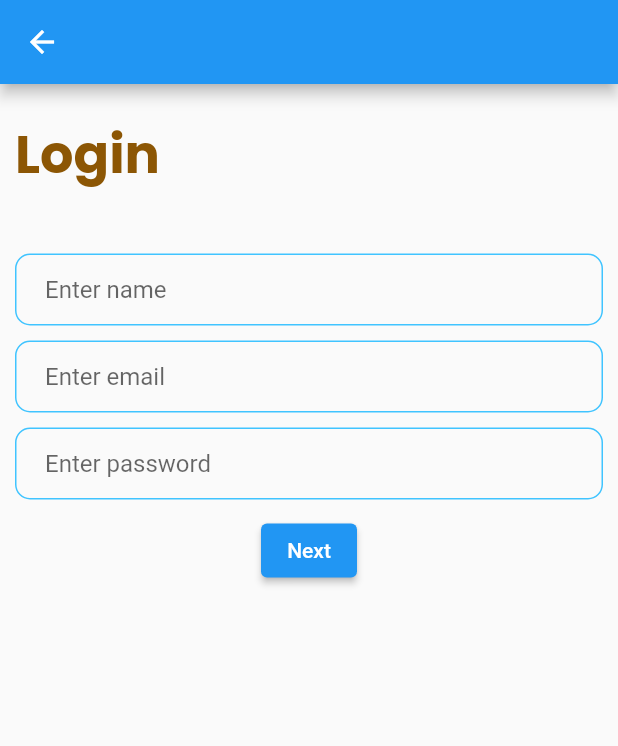
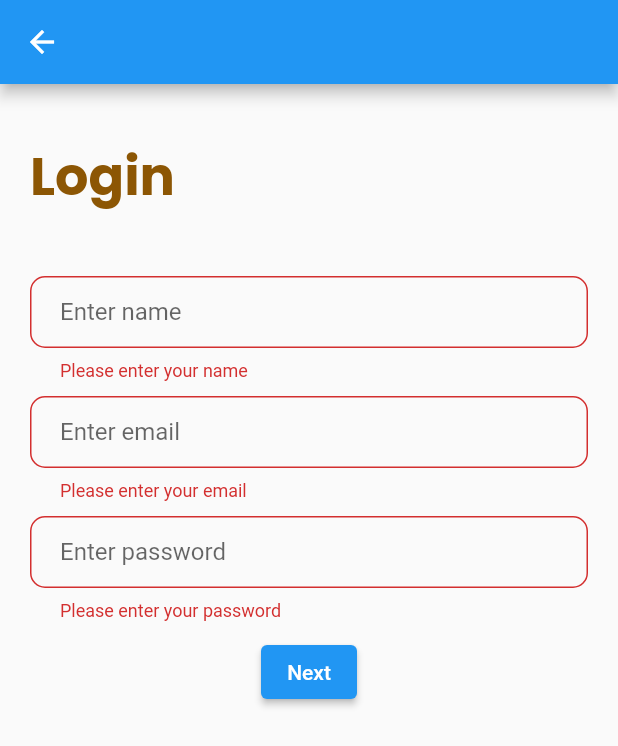
Before and after one commit to usmanino/zi_app, a Flutter app: the DashboardScreen screen opened directly, after a tap on "Next", on a phone screen of 412 x 824 dp. Shown: the top 746 px of the screen. Run offline on Flutter 3.47's test engine with Material 2 defaults, Android fonts, the phone set to English and light mode, and no system bars; our stand-ins replace google_fonts.

Commit message:
new changes

```diff
--- a/lib/features/dashboard/view/dashboard.dart
+++ b/lib/features/dashboard/view/dashboard.dart
@@ -6,8 +6,13 @@ import 'package:flutter/src/widgets/framework.dart';
 import 'package:flutter/src/widgets/placeholder.dart';
 import 'package:google_fonts/google_fonts.dart';
 import 'package:zi_app/colors/app_colors.dart';
+import 'package:zi_app/core/navigator.dart';
+import 'package:zi_app/features/dashboard/view/view_details.dart';
 import 'package:zi_app/reusables/custom_input.dart';
 import 'package:zi_app/reusables/loading.dart';
+import 'package:zi_app/reusables/loading_overlay_view.dart';
+import 'package:zi_app/utils/Spacing.dart';
+import 'package:zi_app/utils/message.dart';
 
 class DashboardScreen extends StatefulWidget {
   const DashboardScreen({super.key});
@@ -17,20 +22,59 @@ class DashboardScreen extends StatefulWidget {
 }
 
 class _DashboardScreenState extends State<DashboardScreen> {
+  final GlobalKey<FormState> _formKey = GlobalKey<FormState>();
+
+  final TextEditingController nameController = TextEditingController();
+  final TextEditingController emailController = TextEditingController();
+  final TextEditingController passwordController = TextEditingController();
+  bool _isLoading = false;
+  check() async {
+    setState(() {
+      _isLoading = true;
+    });
+    final name = nameController.text.trim();
+    final password = passwordController.text.trim();
+
+    if (name == 'Chibuzo' && password == '123456') {
+      await Future.delayed(const Duration(seconds: 5), () {
+        setState(() {
+          _isLoading = false;
+        });
+      });
+      Messenger.success(context, 'login successful');
+      AppNavigator.to(
+        context,
+        ViewDetails(
+          name: nameController.text.trim(),
+          email: emailController.text.trim(),
+          password: passwordController.text.trim(),
+        ),
+      );
+    } else {
+      await Future.delayed(const Duration(seconds: 5), () {
+        setState(() {
+          _isLoading = false;
+        });
+      });
+      Messenger.error(context, 'Invalid login');
+    }
+  }
+
   @override
   Widget build(BuildContext context) {
-    return Scaffold(
+    return LoadingOverlayView(
+      message: 'Loading',
+      showOverLay: _isLoading,
+      child: Scaffold(
         appBar: AppBar(),
         body: SafeArea(
             child: Container(
-        padding: const EdgeInsets.symmetric(horizontal: 10),
+          padding: AppPadding.defaultPadding,
           child: SingleChildScrollView(
             child: Column(
               crossAxisAlignment: CrossAxisAlignment.start,
               children: [
-              const SizedBox(
-                height: 20,
-              ),
+                20.ph,
                 Text(
                   'Login',
                   style: GoogleFonts.poppins(
@@ -39,37 +83,64 @@ class _DashboardScreenState extends State<DashboardScreen> {
                     fontWeight: FontWeight.w700,
                   ),
                 ),
-              const SizedBox(
-                height: 40,
-              ),
+                40.ph,
                 Form(
+                  key: _formKey,
                   child: Column(
                     children: [
-                    const CustomInput(
+                      CustomInput(
                         hintText: 'Enter name',
                         keyboardType: TextInputType.name,
+                        controller: nameController,
+                        validator: (value) {
+                          if (value == null || value.isEmpty) {
+                            return 'Please enter your name';
+                          } else if (value.length <= 3) {
+                            return 'Too short';
+                          }
+                          return null;
+                        },
                       ),
                       const SizedBox(
                         height: 10,
                       ),
-                    const CustomInput(
+                      CustomInput(
                         hintText: 'Enter email',
                         keyboardType: TextInputType.emailAddress,
+                        controller: emailController,
+                        validator: (value) {
+                          if (value == null || value.isEmpty) {
+                            return 'Please enter your email';
+                          }
+                          return null;
+                        },
                       ),
                       const SizedBox(
                         height: 10,
                       ),
-                    const CustomInput(
+                      CustomInput(
                         hintText: 'Enter password',
                         isPassword: true,
                         keyboardType: TextInputType.text,
+                        controller: passwordController,
+                        validator: (value) {
+                          if (value == null || value.isEmpty) {
+                            return 'Please enter your password';
+                          }
+                          return null;
+                        },
                       ),
                       const SizedBox(
                         height: 10,
                       ),
                       ElevatedButton(
-                      onPressed: () {},
                         child: const Text('Next'),
+                        onPressed: () {
+                          if (_formKey.currentState!.validate()) {
+                            check();
+                            //
+                          }
+                        },
                       ),
                     ],
                   ),
@@ -78,6 +149,7 @@ class _DashboardScreenState extends State<DashboardScreen> {
             ),
           ),
         )),
+      ),
     );
   }
 }
--- /dev/null
+++ b/lib/features/dashboard/view/view_details.dart
@@ -0,0 +1,60 @@
+import 'package:flutter/material.dart';
+import 'package:flutter/src/widgets/framework.dart';
+import 'package:flutter/src/widgets/placeholder.dart';
+import 'package:google_fonts/google_fonts.dart';
+import 'package:zi_app/colors/app_colors.dart';
+import 'package:zi_app/features/dashboard/components/details_label.dart';
+import 'package:zi_app/utils/Spacing.dart';
+
+class ViewDetails extends StatefulWidget {
+  final String? name;
+  final String? email;
+  final String? password;
+
+  const ViewDetails({
+    super.key,
+    this.name,
+    this.email,
+    this.password,
+  });
+
+  @override
+  State<ViewDetails> createState() => _ViewDetailsState();
+}
+
+class _ViewDetailsState extends State<ViewDetails> {
+  @override
+  Widget build(BuildContext context) {
+    return Scaffold(
+      appBar: AppBar(
+        title: const Text('User Details'),
+      ),
+      body: SafeArea(
+        child: Container(
+          padding: AppPadding.defaultPadding,
+          child: Column(
+            children: [
+              DetailsLabel(
+                label: 'Name',
+                value:
+                    widget.name != null ? widget.name.toString() : 'Anonymous',
+              ),
+              20.ph,
+              DetailsLabel(
+                label: 'Email',
+                value: widget.email != null ? widget.email.toString() : '@mail',
+              ),
+              20.ph,
+              DetailsLabel(
+                label: 'Password',
+                value: widget.password != null
+                    ? widget.password.toString()
+                    : '*****',
+              ),
+            ],
+          ),
+        ),
+      ),
+    );
+  }
+}
--- a/lib/features/splash/views/splash_screen.dart
+++ b/lib/features/splash/views/splash_screen.dart
@@ -6,6 +6,7 @@ import 'package:flutter/src/widgets/placeholder.dart';
 import 'package:google_fonts/google_fonts.dart';
 import 'package:zi_app/core/navigator.dart';
 import 'package:zi_app/features/dashboard/view/dashboard.dart';
+import 'package:zi_app/utils/Spacing.dart';
 
 class SplashScreen extends StatefulWidget {
   const SplashScreen({super.key});
@@ -94,7 +95,7 @@ class _SplashScreenState extends State<SplashScreen> {
       ),
       body: SafeArea(
         child: Container(
-          padding: const EdgeInsets.symmetric(horizontal: 10),
+          padding: AppPadding.defaultPadding,
           child: Column(
             mainAxisAlignment: MainAxisAlignment.center,
             children: [
@@ -150,6 +151,15 @@ class _SplashScreenState extends State<SplashScreen> {
                   },
                   child: const Text('Next'),
                 ),
+              ),
+              20.ph,
+              SizedBox(
+                width: 300,
+                height: 45,
+                child: ElevatedButton(
+                  onPressed: () {},
+                  child: const Text('Calculator'),
+                ),
               )
             ],
           ),
--- a/lib/reusables/custom_input.dart
+++ b/lib/reusables/custom_input.dart
@@ -6,20 +6,27 @@ class CustomInput extends StatelessWidget {
   final String? hintText;
   final TextInputType? keyboardType;
   final bool? isPassword;
+  final TextEditingController controller;
+  final dynamic validator;
   // fi
   const CustomInput({
     super.key,
     this.hintText,
     this.keyboardType,
     this.isPassword = false,
+    required this.controller,
+    this.validator,
   });
 
   @override
   Widget build(BuildContext context) {
     return Container(
       child: TextFormField(
+        autovalidateMode: AutovalidateMode.onUserInteraction,
         keyboardType: keyboardType,
         obscureText: isPassword!,
+        controller: controller,
+        validator: validator,
         decoration: InputDecoration(
           hintText: hintText,
           contentPadding:
--- /dev/null
+++ b/lib/utils/Spacing.dart
@@ -0,0 +1,33 @@
+import 'package:flutter/material.dart';
+
+extension EmptyPadding on num {
+  SizedBox get ph => SizedBox(
+        height: toDouble(),
+      );
+
+  SizedBox get pw => SizedBox(
+        width: toDouble(),
+      );
+}
+
+class AppPadding {
+  // AppPadding._();
+
+  static double horizontal = 20;
+  static double vertical = 15;
+
+  static EdgeInsetsGeometry get defaultPadding {
+    return EdgeInsets.symmetric(
+      horizontal: horizontal,
+      vertical: vertical,
+    );
+  }
+
+  static EdgeInsetsGeometry get symetricHorizontalOnly {
+    return EdgeInsets.symmetric(horizontal: horizontal);
+  }
+
+  static EdgeInsetsGeometry get symetricVerticalOnly {
+    return EdgeInsets.symmetric(vertical: vertical);
+  }
+}
```
Also changed, not shown: lib/features/dashboard/components/details_label.dart (added, +41 -0 lines), lib/utils/message.dart (added, +54 -0 lines), 3 other files. Lines whose indentation alone changed are shown as unchanged.
